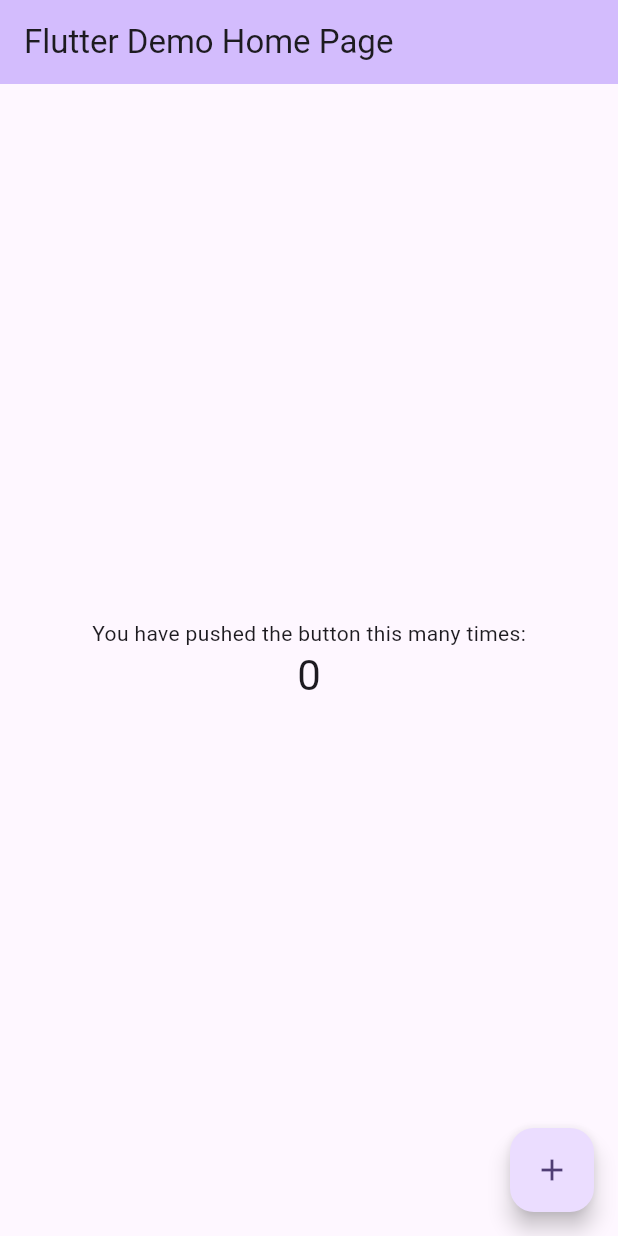
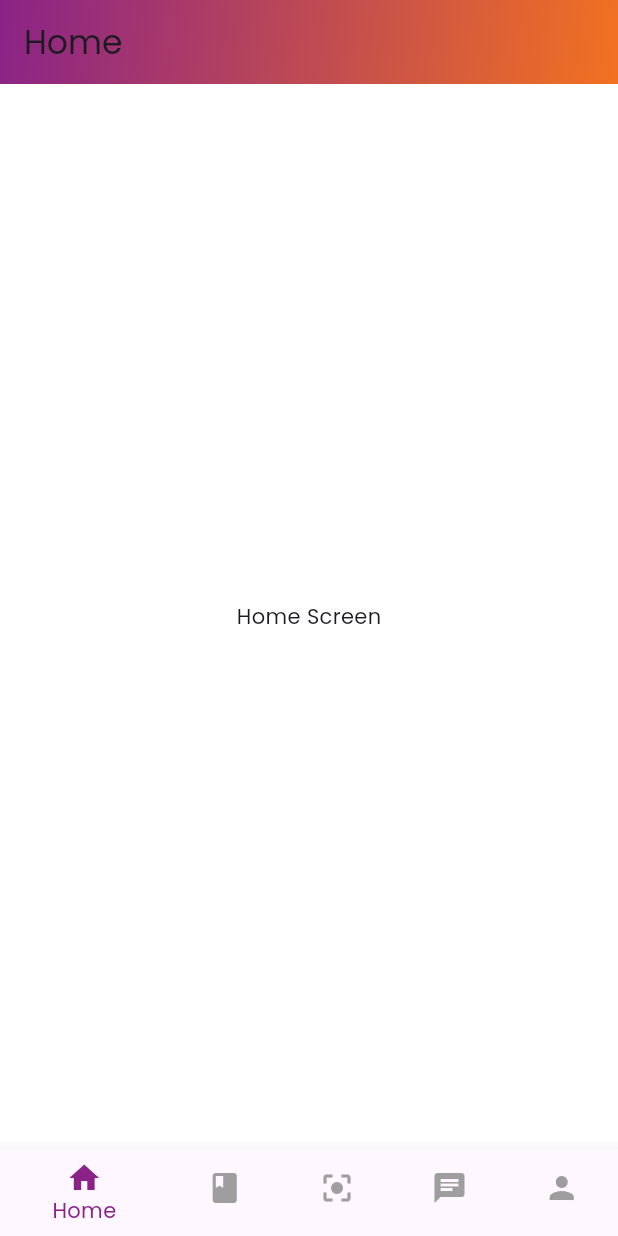
Before and after one commit to could-ai/019a209e-fda9-739f-8fa7-e210d6428069, a Flutter app: the screen it shows after launch, on a phone screen of 412 x 824 dp. Run offline on Flutter 3.47's test engine with Material 3 defaults, Android fonts, the phone set to English and light mode, and no system bars; our stand-ins replace google_fonts.

Commit message:
I have created the basic structure of the VibeGrow app, including the main screen with a bottom navigation bar for Home, Learn, Focus, AI, and Profile tabs. I've also set up the initial theme with a calm purple and orange gradient, and integrated the Poppins font for a modern look. Placeholder screens for each tab have been created to facilitate future development.; This file creates the initial home screen for the VibeGrow app. It includes a basic app bar with a gradient background and a placeholder text widget in the center, setting the stage for future feature integration.; This new file sets up the 'Learn' screen for the VibeGrow app. It features a placeholder layout with a gradient app bar, providing a foundational structure for the 'SkillSpark Zone' where users will eventually access micro-learning content.; This file introduces the 'Focus' screen, a key component of the VeGrow app's distraction-killing feature. It includes a basic app bar with the app's signature gradient and a placeholder body, ready for the implementation of the focus timer and ambient sounds.; This file creates the initial 'AI Guide' screen for the VibeGrow app. It sets up a basic Scaffold with a gradient app bar and a placeholder text widget, establishing the foundation for the future chat assistant feature.; This file establishes the 'Profile' screen for the VibeGrow app. It includes a basic layout with a gradient app bar and a placeholder for future content, providing a dedicated space for users to manage their settings and track their progress.; I have added the `google_fonts` dependency to `pubspec.yaml` to enable the use of custom fonts like Poppins throughout the VibeGrow app, ensuring a modern and consistent user interface. This change is essential for achieving the desired aesthetic and improving the overall user experience.

```diff
--- /dev/null
+++ b/usr/lib/features/home/home_screen.dart
@@ -0,0 +1,29 @@
+import 'package:flutter/material.dart';
+
+class HomeScreen extends StatelessWidget {
+  const HomeScreen({super.key});
+
+  @override
+  Widget build(BuildContext context) {
+    return Scaffold(
+      appBar: AppBar(
+        title: const Text('Home'),
+        flexibleSpace: Container(
+          decoration: BoxDecoration(
+            gradient: LinearGradient(
+              colors: [
+                Theme.of(context).colorScheme.primary,
+                Theme.of(context).colorScheme.secondary,
+              ],
+              begin: Alignment.topLeft,
+              end: Alignment.bottomRight,
+            ),
+          ),
+        ),
+      ),
+      body: const Center(
+        child: Text('Home Screen'),
+      ),
+    );
+  }
+}
--- a/usr/lib/main.dart
+++ b/usr/lib/main.dart
@@ -1,4 +1,11 @@
 import 'package:flutter/material.dart';
+import 'package:google_fonts/google_fonts.dart';
+
+import 'features/ai_guide/ai_guide_screen.dart';
+import 'features/focus/focus_screen.dart';
+import 'features/home/home_screen.dart';
+import 'features/learn/learn_screen.dart';
+import 'features/profile/profile_screen.dart';
 
 void main() {
   runApp(const MyApp());
@@ -7,114 +14,88 @@ void main() {
 class MyApp extends StatelessWidget {
   const MyApp({super.key});
 
-  // This widget is the root of your application.
   @override
   Widget build(BuildContext context) {
     return MaterialApp(
-      title: 'Flutter Demo',
+      title: 'VibeGrow',
       debugShowCheckedModeBanner: false,
       theme: ThemeData(
-        // This is the theme of your application.
-        //
-        // TRY THIS: Try running your application with "flutter run". You'll see
-        // the application has a purple toolbar. Then, without quitting the app,
-        // try changing the seedColor in the colorScheme below to Colors.green
-        // and then invoke "hot reload" (save your changes or press the "hot
-        // reload" button in a Flutter-supported IDE, or press "r" if you used
-        // the command line to start the app).
-        //
-        // Notice that the counter didn't reset back to zero; the application
-        // state is not lost during the reload. To reset the state, use hot
-        // restart instead.
-        //
-        // This works for code too, not just values: Most code changes can be
-        // tested with just a hot reload.
-        colorScheme: ColorScheme.fromSeed(seedColor: Colors.deepPurple),
+        primarySwatch: Colors.deepPurple,
+        scaffoldBackgroundColor: Colors.white,
+        textTheme: GoogleFonts.poppinsTextTheme(
+          Theme.of(context).textTheme,
+        ),
+        colorScheme: ColorScheme.fromSeed(
+          seedColor: Colors.deepPurple,
+          primary: const Color(0xFF8A2387),
+          secondary: const Color(0xFFF27121),
+          background: Colors.white,
+        ),
+        useMaterial3: true,
       ),
-      home: const MyHomePage(title: 'Flutter Demo Home Page'),
+      home: const MainScreen(),
     );
   }
 }
 
-class MyHomePage extends StatefulWidget {
-  const MyHomePage({super.key, required this.title});
-
-  // This widget is the home page of your application. It is stateful, meaning
-  // that it has a State object (defined below) that contains fields that affect
-  // how it looks.
-
-  // This class is the configuration for the state. It holds the values (in this
-  // case the title) provided by the parent (in this case the App widget) and
-  // used by the build method of the State. Fields in a Widget subclass are
-  // always marked "final".
-
-  final String title;
+class MainScreen extends StatefulWidget {
+  const MainScreen({super.key});
 
   @override
-  State<MyHomePage> createState() => _MyHomePageState();
+  State<MainScreen> createState() => _MainScreenState();
 }
 
-class _MyHomePageState extends State<MyHomePage> {
-  int _counter = 0;
+class _MainScreenState extends State<MainScreen> {
+  int _selectedIndex = 0;
 
-  void _incrementCounter() {
+  static const List<Widget> _widgetOptions = <Widget>[
+    HomeScreen(),
+    LearnScreen(),
+    FocusScreen(),
+    AiGuideScreen(),
+    ProfileScreen(),
+  ];
+
+  void _onItemTapped(int index) {
     setState(() {
-      // This call to setState tells the Flutter framework that something has
-      // changed in this State, which causes it to rerun the build method below
-      // so that the display can reflect the updated values. If we changed
-      // _counter without calling setState(), then the build method would not be
-      // called again, and so nothing would appear to happen.
-      _counter++;
+      _selectedIndex = index;
     });
   }
 
   @override
   Widget build(BuildContext context) {
-    // This method is rerun every time setState is called, for instance as done
-    // by the _incrementCounter method above.
-    //
-    // The Flutter framework has been optimized to make rerunning build methods
-    // fast, so that you can just rebuild anything that needs updating rather
-    // than having to individually change instances of widgets.
     return Scaffold(
-      appBar: AppBar(
-        // TRY THIS: Try changing the color here to a specific color (to
-        // Colors.amber, perhaps?) and trigger a hot reload to see the AppBar
-        // change color while the other colors stay the same.
-        backgroundColor: Theme.of(context).colorScheme.inversePrimary,
-        // Here we take the value from the MyHomePage object that was created by
-        // the App.build method, and use it to set our appbar title.
-        title: Text(widget.title),
+      body: Center(
+        child: _widgetOptions.elementAt(_selectedIndex),
       ),
-      body: Center(
-        // Center is a layout widget. It takes a single child and positions it
-        // in the middle of the parent.
-        child: Column(
-          // Column is also a layout widget. It takes a list of children and
-          // arranges them vertically. By default, it sizes itself to fit its
-          // children horizontally, and tries to be as tall as its parent.
-          //
-          // Column has various properties to control how it sizes itself and
-          // how it positions its children. Here we use mainAxisAlignment to
-          // center the children vertically; the main axis here is the vertical
-          // axis because Columns are vertical (the cross axis would be
-          // horizontal).
-          //
-          // TRY THIS: Invoke "debug painting" (choose the "Toggle Debug Paint"
-          // action in the IDE, or press "p" in the console), to see the
-          // wireframe for each widget.
-          mainAxisAlignment: MainAxisAlignment.center,
-          children: <Widget>[
-            const Text('You have pushed the button this many times:'),
-            Text('$_counter', style: Theme.of(context).textTheme.headlineMedium),
-          ],
-        ),
+      bottomNavigationBar: BottomNavigationBar(
+        items: const <BottomNavigationBarItem>[
+          BottomNavigationBarItem(
+            icon: Icon(Icons.home),
+            label: 'Home',
+          ),
+          BottomNavigationBarItem(
+            icon: Icon(Icons.book),
+            label: 'Learn',
+          ),
+          BottomNavigationBarItem(
+            icon: Icon(Icons.center_focus_strong),
+            label: 'Focus',
+          ),
+          BottomNavigationBarItem(
+            icon: Icon(Icons.chat),
+            label: 'AI',
+          ),
+          BottomNavigationBarItem(
+            icon: Icon(Icons.person),
+            label: 'Profile',
+          ),
+        ],
+        currentIndex: _selectedIndex,
+        selectedItemColor: Theme.of(context).colorScheme.primary,
+        unselectedItemColor: Colors.grey,
+        onTap: _onItemTapped,
       ),
-      floatingActionButton: FloatingActionButton(
-        onPressed: _incrementCounter,
-        tooltip: 'Increment',
-        child: const Icon(Icons.add),
-      ), // This trailing comma makes auto-formatting nicer for build methods.
     );
   }
 }
```
Also changed, not shown: usr/lib/features/ai_guide/ai_guide_screen.dart (added, +29 -0 lines), usr/lib/features/focus/focus_screen.dart (added, +29 -0 lines), usr/lib/features/learn/learn_screen.dart (added, +29 -0 lines), usr/lib/features/profile/profile_screen.dart (added, +29 -0 lines), usr/pubspec.yaml (+2 -70 lines).
